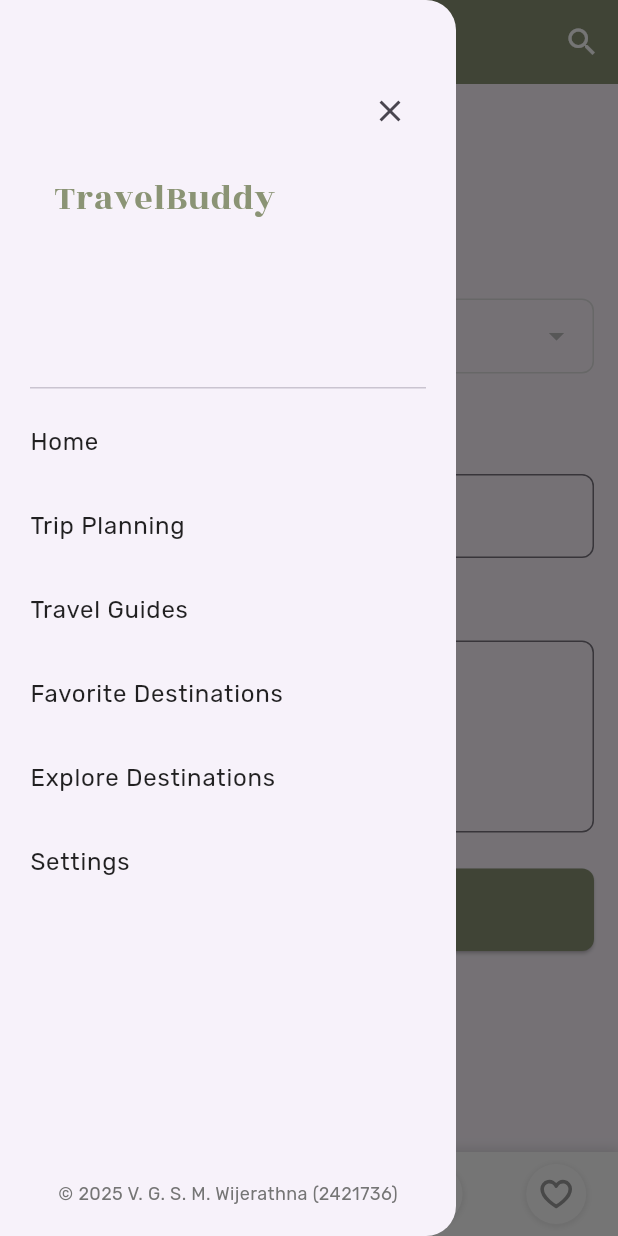
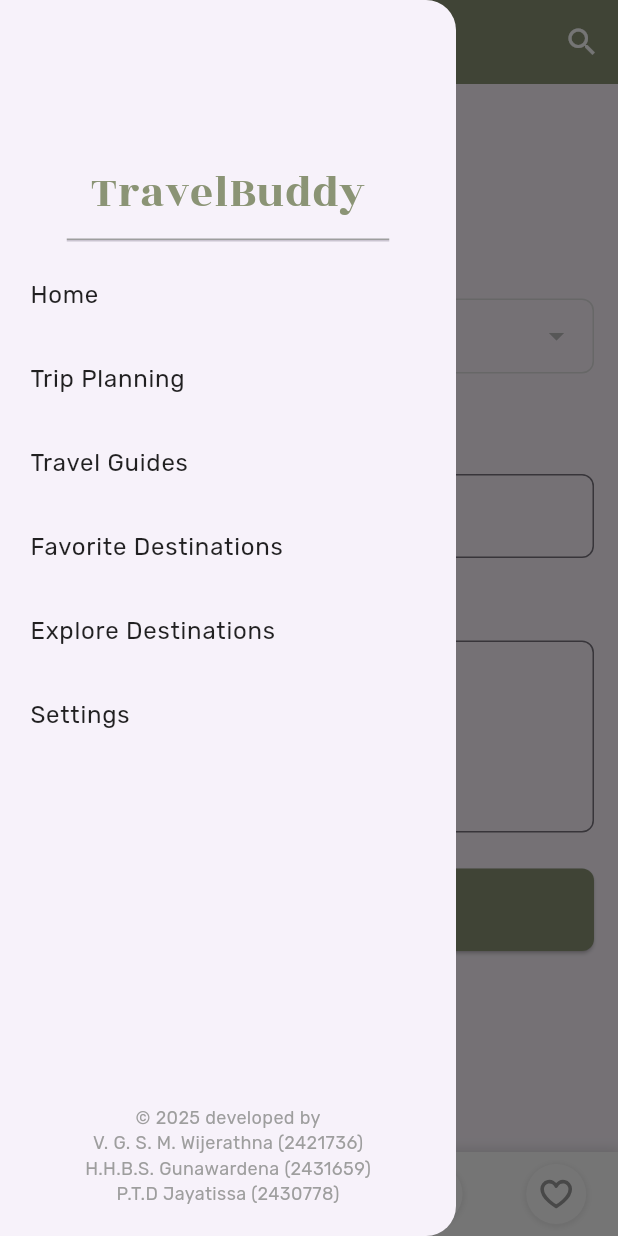
Before and after one commit to Fuze95/travel_buddy, a Flutter app: the AddTripScreen screen opened directly, with the side drawer open, on a phone screen of 412 x 824 dp. Run offline on Flutter 3.47's test engine with Material 3 defaults, Android fonts, the phone set to English and light mode, and no system bars; our stand-ins replace cached_network_image, cloud_firestore, firebase_core, flutter_map, flutter_svg, latlong2 and 1 more; accounts and stored records are empty.

Commit message:
Update custom_drawer.dart

```diff
--- a/lib/widgets/custom_drawer.dart
+++ b/lib/widgets/custom_drawer.dart
@@ -34,33 +34,28 @@ class CustomDrawer extends StatelessWidget {
       child: Drawer(
         child: Column(
           children: [
-            Container(
-              padding: const EdgeInsets.only(top: 50, right: 20),
-              alignment: Alignment.centerRight,
-              child: IconButton(
-                icon: const Icon(Icons.close),
-                onPressed: () => _closeDrawer(context),
+            const DrawerHeader(
+              decoration: BoxDecoration(
+                border: Border(
+                  bottom: BorderSide(color: Colors.grey),
+                ),
+              ),
+              child: Padding(
+                padding: EdgeInsets.only(top: 90),
+                child: Text(
+                  'TravelBuddy',
+                  style: TextStyle(
+                    fontSize: 30,
+                    fontFamily: 'Rozha One',
+                    color: Color(0xFF8B9475),
+                  ),
+                ),
               ),
             ),
             Expanded(
               child: ListView(
                 padding: const EdgeInsets.symmetric(horizontal: 20),
                 children: [
-                  const DrawerHeader(
-                    decoration: BoxDecoration(
-                      border: Border(
-                        bottom: BorderSide(color: Colors.transparent),
-                      ),
-                    ),
-                    child: Text(
-                      'TravelBuddy',
-                      style: TextStyle(
-                        fontSize: 24,
-                        fontFamily: 'Rozha One',
-                        color: Color(0xFF8B9475),
-                      ),
-                    ),
-                  ),
                   _buildDrawerItem(
                     context,
                     'Home',
@@ -131,14 +126,40 @@ class CustomDrawer extends StatelessWidget {
                 ],
               ),
             ),
-            Padding(
-              padding: const EdgeInsets.all(20),
-              child: Text(
-                '© 2025 V. G. S. M. Wijerathna (2421736)',
-                style: TextStyle(
-                  fontSize: 12,
-                  color: Colors.grey[600],
-                ),
+            const Padding(
+              padding: EdgeInsets.all(20),
+              child: Column(
+                crossAxisAlignment: CrossAxisAlignment.center,
+                children: [
+                  Text(
+                    '© 2025 developed by',
+                    style: TextStyle(
+                      fontSize: 12,
+                      color: Colors.grey,
+                    ),
+                  ),
+                  Text(
+                    'V. G. S. M. Wijerathna (2421736)',
+                    style: TextStyle(
+                      fontSize: 12,
+                      color: Colors.grey,
+                    ),
+                  ),
+                  Text(
+                    'H.H.B.S. Gunawardena (2431659)',
+                    style: TextStyle(
+                      fontSize: 12,
+                      color: Colors.grey,
+                    ),
+                  ),
+                  Text(
+                    'P.T.D Jayatissa (2430778)',
+                    style: TextStyle(
+                      fontSize: 12,
+                      color: Colors.grey,
+                    ),
+                  ),
+                ],
               ),
             ),
           ],
```
